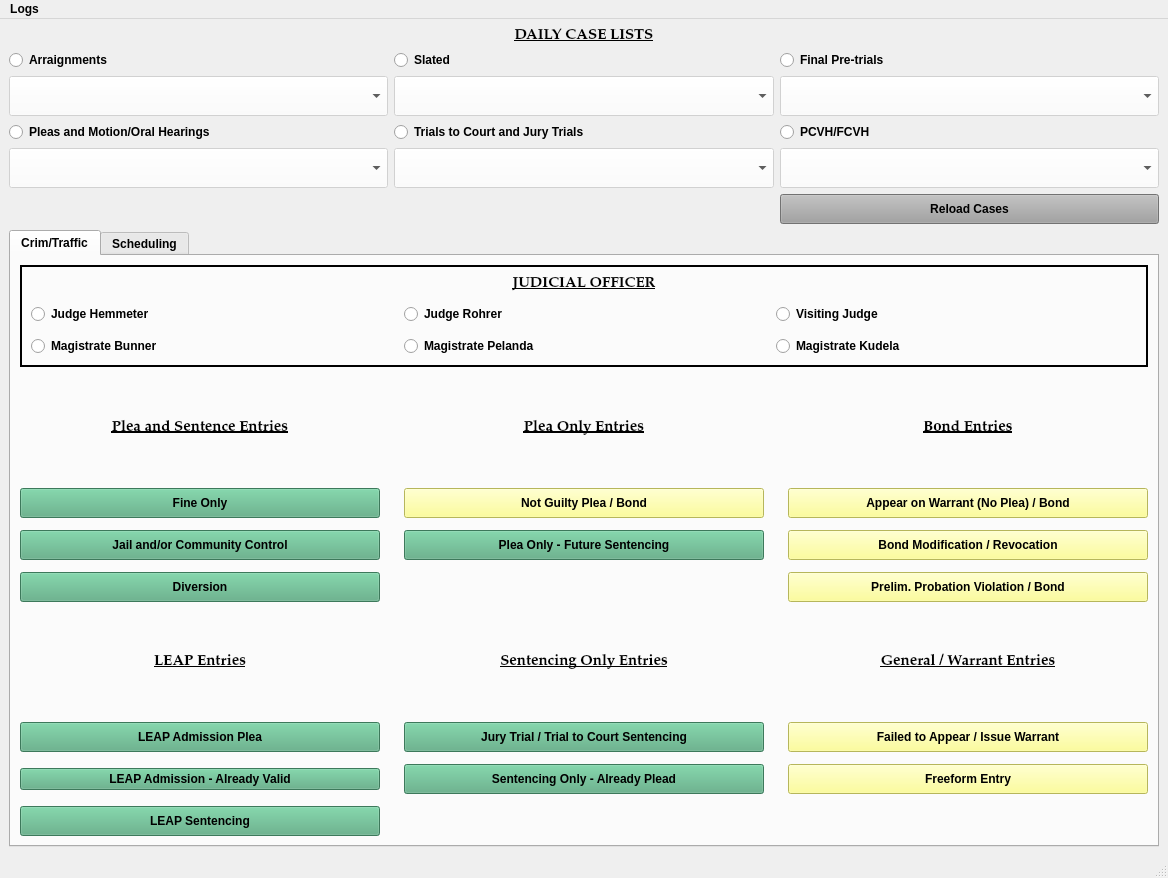
The window that munientry/views/ui/MainWindow.ui (HunterProgram22/MuniEntry) describes before a commit, drawn with Qt 5.
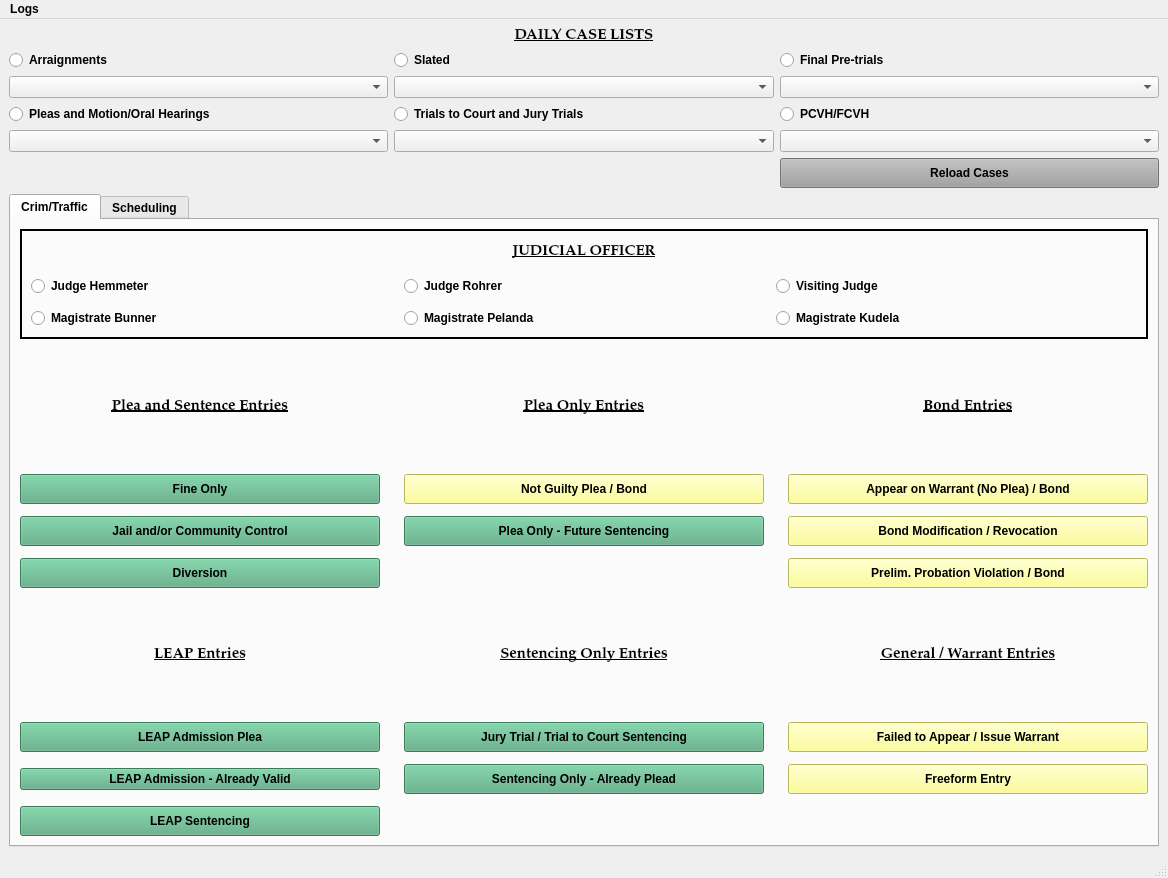
The same window after the commit. Custom widgets are drawn as their Qt base class.

What changed in the file:
```diff
--- a/munientry/views/ui/MainWindow.ui
+++ b/munientry/views/ui/MainWindow.ui
@@ -766,23 +766,7 @@
        </widget>
       </item>
       <item row="4" column="0">
-       <widget class="ExtendedComboBox" name="pleas_cases_box">
-        <property name="enabled">
-         <bool>false</bool>
-        </property>
-        <property name="minimumSize">
-         <size>
-          <width>0</width>
-          <height>40</height>
-         </size>
-        </property>
-        <property name="styleSheet">
-         <string notr="true">background-color: rgb(255, 255, 255);</string>
-        </property>
-        <property name="editable">
-         <bool>false</bool>
-        </property>
-       </widget>
+       <widget class="ExtendedComboBox" name="pleas_cases_box"/>
       </item>
       <item row="3" column="2">
        <widget class="QRadioButton" name="pcvh_fcvh_radioButton">
@@ -815,62 +799,13 @@
        </widget>
       </item>
       <item row="4" column="1">
-       <widget class="ExtendedComboBox" name="trials_to_court_cases_box">
-        <property name="enabled">
-         <bool>false</bool>
-        </property>
-        <property name="minimumSize">
-         <size>
-          <width>0</width>
-          <height>40</height>
-         </size>
-        </property>
-        <property name="styleSheet">
-         <string notr="true">background-color: rgb(255, 255, 255);</string>
-        </property>
-        <property name="editable">
-         <bool>false</bool>
-        </property>
-       </widget>
+       <widget class="ExtendedComboBox" name="trials_to_court_cases_box"/>
       </item>
       <item row="4" column="2">
-       <widget class="ExtendedComboBox" name="pcvh_fcvh_cases_box">
-        <property name="enabled">
-         <bool>false</bool>
-        </property>
-        <property name="minimumSize">
-         <size>
-          <width>0</width>
-          <height>40</height>
-         </size>
-        </property>
-        <property name="styleSheet">
-         <string notr="true">background-color: rgb(255, 255, 255);</string>
-        </property>
-        <property name="editable">
-         <bool>false</bool>
-        </property>
-       </widget>
+       <widget class="ExtendedComboBox" name="pcvh_fcvh_cases_box"/>
       </item>
       <item row="2" column="0">
-       <widget class="ExtendedComboBox" name="arraignments_cases_box">
-        <property name="enabled">
-         <bool>false</bool>
-        </property>
-        <property name="minimumSize">
-         <size>
-          <width>0</width>
-          <height>40</height>
-         </size>
-        </property>
-        <property name="styleSheet">
-         <string notr="true">background-color: rgb(255, 255, 255);
-selection-background-color: rgb(85, 170, 255);</string>
-        </property>
-        <property name="editable">
-         <bool>false</bool>
-        </property>
-       </widget>
+       <widget class="ExtendedComboBox" name="arraignments_cases_box"/>
       </item>
       <item row="1" column="0">
        <widget class="QRadioButton" name="arraignments_radioButton">
@@ -883,42 +818,10 @@
        </widget>
       </item>
       <item row="2" column="1">
-       <widget class="ExtendedComboBox" name="slated_cases_box">
-        <property name="enabled">
-         <bool>false</bool>
-        </property>
-        <property name="minimumSize">
-         <size>
-          <width>0</width>
-          <height>40</height>
-         </size>
-        </property>
-        <property name="styleSheet">
-         <string notr="true">background-color: rgb(255, 255, 255);</string>
-        </property>
-        <property name="editable">
-         <bool>false</bool>
-        </property>
-       </widget>
+       <widget class="ExtendedComboBox" name="slated_cases_box"/>
       </item>
       <item row="2" column="2">
-       <widget class="ExtendedComboBox" name="final_pretrial_cases_box">
-        <property name="enabled">
-         <bool>false</bool>
-        </property>
-        <property name="minimumSize">
-         <size>
-          <width>0</width>
-          <height>40</height>
-         </size>
-        </property>
-        <property name="styleSheet">
-         <string notr="true">background-color: rgb(255, 255, 255);</string>
-        </property>
-        <property name="editable">
-         <bool>false</bool>
-        </property>
-       </widget>
+       <widget class="ExtendedComboBox" name="final_pretrial_cases_box"/>
       </item>
       <item row="3" column="0">
        <widget class="QRadioButton" name="pleas_radioButton">
```
